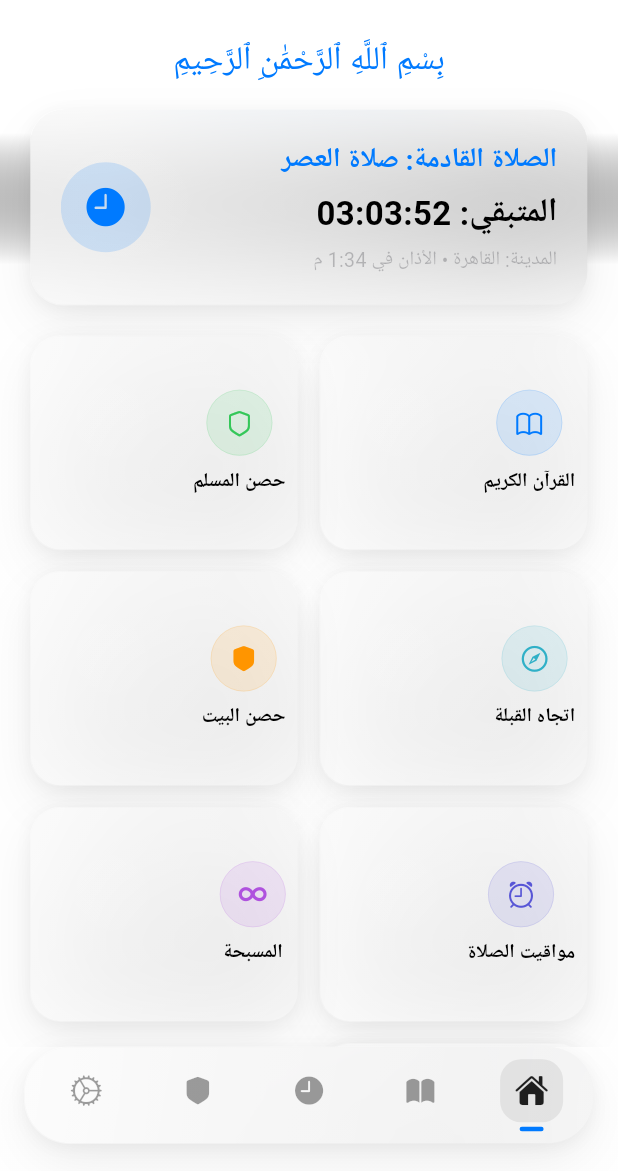
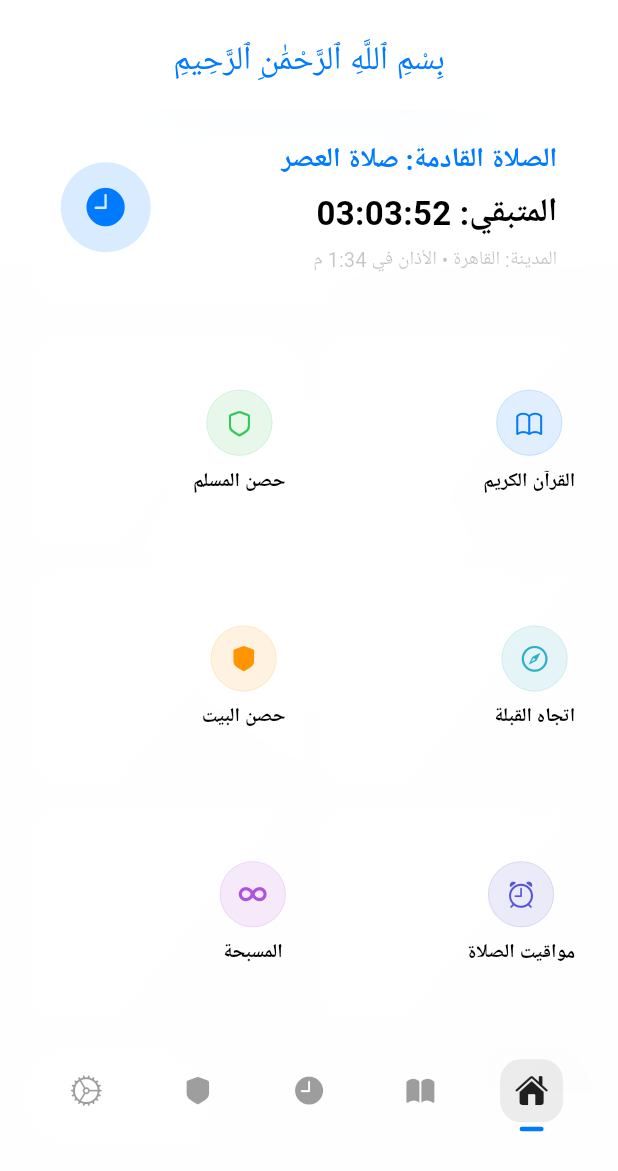
Before and after one commit to islamdev96/tarid_al_shayateen, a Flutter app: the screen it shows after launch, on a phone screen of 412 x 824 dp, the part 65-1236 px from its top. Run offline on Flutter 3.47's test engine with Material 3 defaults, Android fonts, the phone set to English and light mode, and no system bars; our stand-ins replace adhan, audio_service, flutter_compass, flutter_local_notifications, flutter_map, geolocator and 6 more; missing offline and left inert: android_alarm_manager_plus; network calls fail; Roboto replaces fonts that are missing (Cairo); statements that could not run were skipped.

Commit message:
ddwdcc sc

```diff
--- a/lib/app_theme.dart
+++ b/lib/app_theme.dart
@@ -81,6 +81,7 @@ class AppTheme {
         backgroundColor: Colors.transparent,
         foregroundColor: textPrimary,
         elevation: 0,
+        scrolledUnderElevation: 0,
         centerTitle: true,
         titleTextStyle: GoogleFonts.cairo(
           fontSize: 20,
@@ -185,6 +186,7 @@ class AppTheme {
         backgroundColor: Colors.transparent,
         foregroundColor: lightTextPrimary,
         elevation: 0,
+        scrolledUnderElevation: 0,
         centerTitle: true,
         titleTextStyle: GoogleFonts.cairo(
           fontSize: 20,
--- a/lib/ui/glass/glass_card.dart
+++ b/lib/ui/glass/glass_card.dart
@@ -74,35 +74,7 @@ class GlassCard extends StatelessWidget {
     final isDark = Theme.of(context).brightness == Brightness.dark;
 
     // Build custom shadows for glow/elevated variants
-    List<BoxShadow>? resolvedShadows = boxShadow;
-    if (glowColor != null) {
-      resolvedShadows = [
-        BoxShadow(
-          color: glowColor!.withValues(alpha: 0.12),
-          blurRadius: 24,
-          spreadRadius: 0,
-        ),
-        BoxShadow(
-          color: Colors.black.withValues(alpha: isDark ? 0.30 : 0.06),
-          blurRadius: 20,
-          offset: const Offset(0, 8),
-        ),
-      ];
-    } else if (elevated) {
-      resolvedShadows = [
-        BoxShadow(
-          color: Colors.black.withValues(alpha: isDark ? 0.50 : 0.12),
-          blurRadius: 36,
-          spreadRadius: -2,
-          offset: const Offset(0, 16),
-        ),
-        BoxShadow(
-          color: Colors.black.withValues(alpha: isDark ? 0.25 : 0.06),
-          blurRadius: 12,
-          offset: const Offset(0, 4),
-        ),
-      ];
-    }
+    List<BoxShadow>? resolvedShadows = null;
 
     return GlassContainer(
       borderRadius: borderRadius ?? BorderRadius.circular(GlassTokens.radius),
--- a/lib/ui/glass/glass_container.dart
+++ b/lib/ui/glass/glass_container.dart
@@ -53,7 +53,7 @@ class GlassContainer extends StatelessWidget {
 
     // Specular border gradient (light reflection from top-left to bottom-right)
     final double specularOpacity = GlassTokens.getSpecularOpacity(context);
-    final double baseOpacity = opacity ?? (isDark ? 0.07 : 0.50);
+    final double baseOpacity = opacity ?? (isDark ? 0.07 : 0.85);
 
     final content = Container(
       width: width,
@@ -74,21 +74,7 @@ class GlassContainer extends StatelessWidget {
                 ],
               )
             : null,
-        boxShadow: customBoxShadow ?? [
-          // Layer 1: Deep ambient shadow
-          BoxShadow(
-            color: Colors.black.withValues(alpha: isDark ? 0.40 : 0.08),
-            blurRadius: GlassTokens.ambientShadowBlur,
-            spreadRadius: -4,
-            offset: const Offset(0, GlassTokens.floatingElevation),
-          ),
-          // Layer 2: Crisp outline shadow
-          BoxShadow(
-            color: Colors.black.withValues(alpha: isDark ? 0.20 : 0.04),
-            blurRadius: GlassTokens.crispShadowBlur,
-            offset: const Offset(0, 2),
-          ),
-        ],
+        boxShadow: customBoxShadow,
       ),
       child: ClipRRect(
         borderRadius: borderRadius,
--- a/lib/ui/glass/glass_input.dart
+++ b/lib/ui/glass/glass_input.dart
@@ -80,15 +80,6 @@ class _GlassTextFieldState extends State<GlassTextField> {
                       : Colors.white.withValues(alpha: 0.60)),
               width: _isFocused ? 1.0 : 0.5,
             ),
-            boxShadow: _isFocused
-                ? [
-                    BoxShadow(
-                      color: accentColor.withValues(alpha: 0.08),
-                      blurRadius: 16,
-                      spreadRadius: 0,
-                    ),
-                  ]
-                : null,
           ),
           child: TextField(
             controller: widget.controller,
--- a/lib/widgets/mosque_header_widget.dart
+++ b/lib/widgets/mosque_header_widget.dart
@@ -75,10 +75,8 @@ class MosqueHeaderWidget extends StatelessWidget {
                   begin: Alignment.topCenter,
                   end: Alignment.bottomCenter,
                   colors: [
-                    Colors.transparent,
-                    isDark
-                        ? AppTheme.deepBackground
-                        : AppTheme.lightBg,
+                    (isDark ? AppTheme.deepBackground : AppTheme.lightBg).withValues(alpha: 0),
+                    isDark ? AppTheme.deepBackground : AppTheme.lightBg,
                   ],
                 ),
               ),
```
